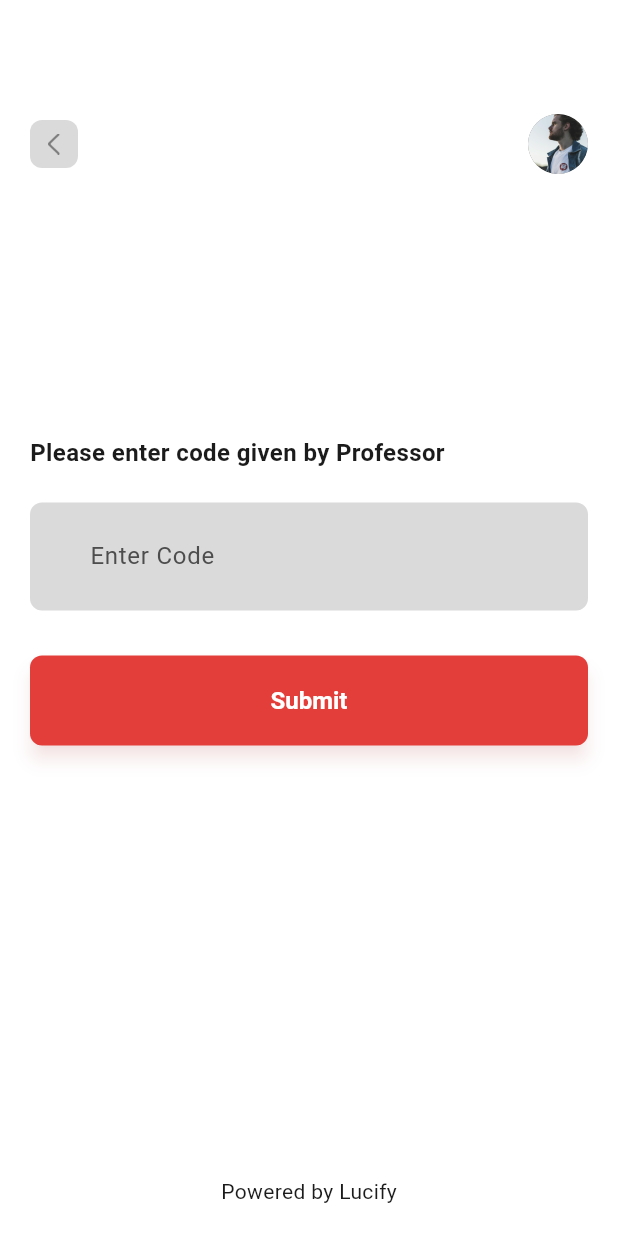
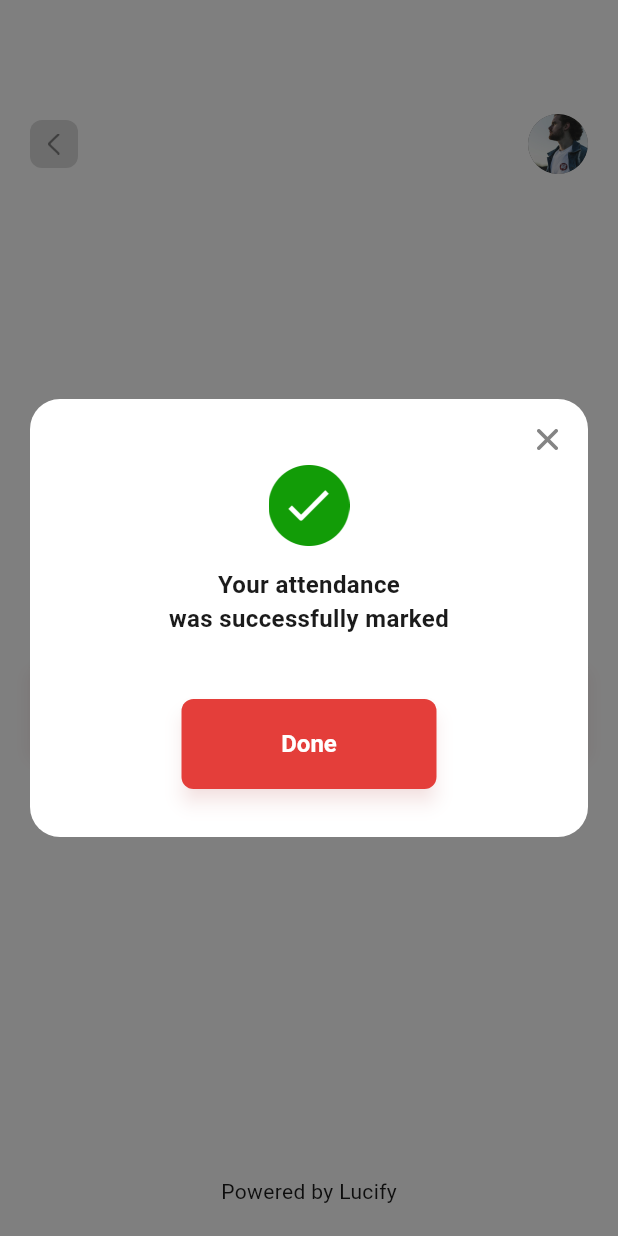
Before and after one commit to tavindersingh/lucify_task, a Flutter app: the VerifyAttendanceCodePage screen opened directly, after a tap on "Submit", on a phone screen of 412 x 824 dp. Run offline on Flutter 3.47's test engine with Material 3 defaults, Android fonts, the phone set to English and light mode, and no system bars; our stand-ins replace camera, google_fonts.

Commit message:
added dialog in verify code page

```diff
--- /dev/null
+++ b/frontend/smart_attend_app/lib/common/helpers/open_dialog.dart
@@ -0,0 +1,25 @@
+import 'package:flutter/material.dart';
+
+Future<void> openDialog({
+  required BuildContext context,
+  required Widget content,
+}) async {
+  await showGeneralDialog(
+    context: context,
+    pageBuilder: (context, animation, secondaryAnimation) {
+      return Container();
+    },
+    transitionDuration: const Duration(milliseconds: 200),
+    transitionBuilder: (context, animation, secondaryAnimation, child) {
+      final curvedValue = Curves.easeInOut.transform(animation.value) - 1.0;
+      return Transform(
+        transform: Matrix4.translationValues(0.0, curvedValue * -500, 0.0),
+        child: Dialog(
+          backgroundColor: Colors.white,
+          insetPadding: EdgeInsets.zero,
+          child: content,
+        ),
+      );
+    },
+  );
+}
--- /dev/null
+++ b/frontend/smart_attend_app/lib/common/widgets/dialog_widget.dart
@@ -0,0 +1,89 @@
+import 'package:flutter/material.dart';
+
+class DialogWidget extends StatelessWidget {
+  final bool isSuccess;
+  final String title;
+  final String? description;
+  final VoidCallback onDoneClick;
+
+  const DialogWidget({
+    super.key,
+    this.isSuccess = true,
+    required this.title,
+    this.description,
+    required this.onDoneClick,
+  });
+
+  @override
+  Widget build(BuildContext context) {
+    return Container(
+      width: MediaQuery.of(context).size.width - 40,
+      padding: const EdgeInsets.only(
+        left: 20,
+        right: 20,
+        top: 20,
+        bottom: 32,
+      ),
+      decoration: BoxDecoration(
+        color: Colors.white,
+        borderRadius: BorderRadius.circular(20),
+      ),
+      child: Column(
+        mainAxisSize: MainAxisSize.min,
+        children: [
+          GestureDetector(
+            onTap: () {
+              Navigator.of(context).pop();
+            },
+            child: Container(
+              alignment: Alignment.topRight,
+              child: Image.asset(
+                'assets/images/x.png',
+                width: 14,
+                height: 14,
+              ),
+            ),
+          ),
+          const SizedBox(
+            height: 10,
+          ),
+          Image.asset(
+            getIconPath(isSuccess),
+            width: 54,
+            height: 54,
+          ),
+          const SizedBox(
+            height: 14,
+          ),
+          Text(
+            title,
+            textAlign: TextAlign.center,
+            style: const TextStyle(
+              fontSize: 16,
+              fontWeight: FontWeight.bold,
+              color: Color(0xFF1B1B1B),
+            ),
+          ),
+          const SizedBox(
+            height: 42,
+          ),
+          SizedBox(
+            width: 170,
+            child: ElevatedButton(
+              onPressed: onDoneClick,
+              child: const Text('Done'),
+            ),
+          ),
+        ],
+      ),
+    );
+  }
+
+  String getIconPath(bool status) {
+    if (status) {
+      return 'assets/images/alert_check.png';
+    }
+
+    return 'assets/images/alert_warn.png';
+  }
+}
--- a/frontend/smart_attend_app/lib/features/attendance/presentation/pages/verify_attendance_code_page.dart
+++ b/frontend/smart_attend_app/lib/features/attendance/presentation/pages/verify_attendance_code_page.dart
@@ -1,4 +1,6 @@
 import 'package:flutter/material.dart';
+import 'package:smart_attend_app/common/helpers/open_dialog.dart';
+import 'package:smart_attend_app/common/widgets/dialog_widget.dart';
 import 'package:smart_attend_app/common/widgets/footer.dart';
 import 'package:smart_attend_app/common/widgets/my_app_bar.dart';
 
@@ -58,7 +60,9 @@ class VerifyAttendanceCodePage extends StatelessWidget {
                   height: 30,
                 ),
                 ElevatedButton(
-                  onPressed: () {},
+                  onPressed: () {
+                    openSuccessDialog(context);
+                  },
                   child: const Text('Submit'),
                 ),
               ],
@@ -70,4 +74,14 @@ class VerifyAttendanceCodePage extends StatelessWidget {
       ),
     );
   }
+
+  void openSuccessDialog(BuildContext context) {
+    openDialog(
+      context: context,
+      content: DialogWidget(
+        title: 'Your attendance\nwas successfully marked',
+        onDoneClick: () {},
+      ),
+    );
+  }
 }
--- a/frontend/smart_attend_app/pubspec.yaml
+++ b/frontend/smart_attend_app/pubspec.yaml
@@ -1,10 +1,10 @@
 name: smart_attend_app
 description: "A new Flutter project."
-publish_to: 'none'
+publish_to: "none"
 version: 0.1.0
 
 environment:
-  sdk: '>=3.4.3 <4.0.0'
+  sdk: ">=3.4.3 <4.0.0"
 
 dependencies:
   camera: ^0.11.0+1
```
Also changed, not shown: frontend/smart_attend_app/assets/images/alert_check.png (added), frontend/smart_attend_app/assets/images/alert_warn.png (added), frontend/smart_attend_app/assets/images/x.png (added).
